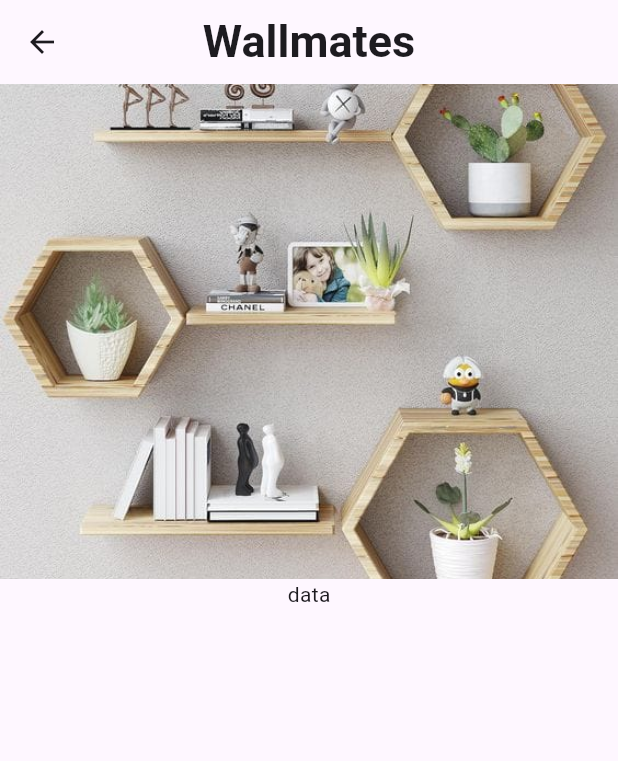
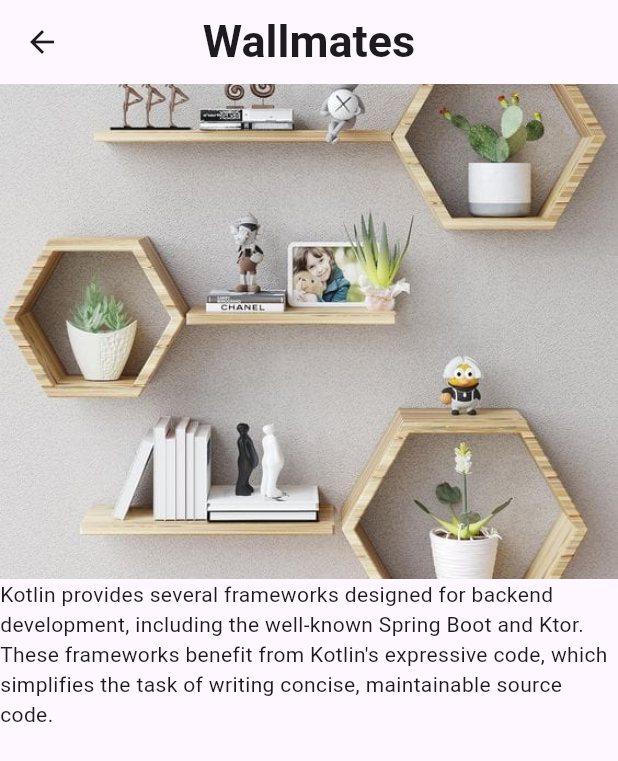
Before and after one commit to sohasara/E-Commerce-App, a Flutter app: the DetailedItem screen opened directly, on a phone screen of 412 x 824 dp. Shown: the top 761 px of the screen. Run offline on Flutter 3.47's test engine with Material 3 defaults, Android fonts, the phone set to English and light mode, and no system bars; our stand-ins replace flutter_riverpod, flutter_slidable.

Commit message:
add text

```diff
--- a/lib/feature/presentation/pages/detailes/item_detailes.dart
+++ b/lib/feature/presentation/pages/detailes/item_detailes.dart
@@ -25,7 +25,7 @@ class DetailedItem extends StatelessWidget {
             fit: BoxFit.fitWidth,
           ),
           Text(
-            "data",
+            "Kotlin provides several frameworks designed for backend development, including the well-known Spring Boot and Ktor. These frameworks benefit from Kotlin's expressive code, which simplifies the task of writing concise, maintainable source code.",
           ),
         ],
       ),
```
